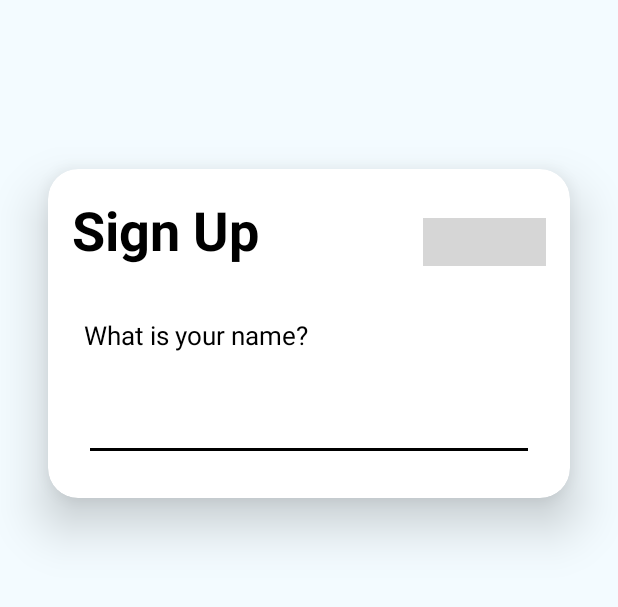
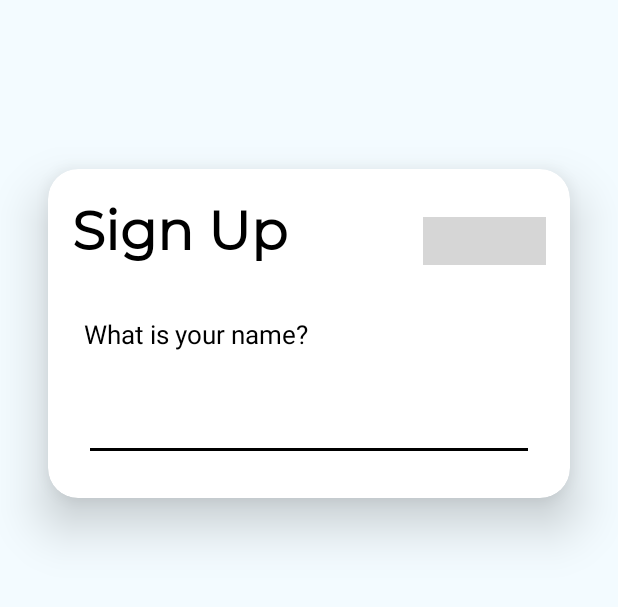
Before and after one commit to AppDevIn/Routine, an Android app: the screen it shows after launch (RegisterActivity), on a phone screen of 412 x 824 dp, the part 354-961 px from its top. Run offline under Robolectric (Android 15) with nearby library versions, the phone set to English and light mode, and no system bars; our stand-ins replace Firebase (no records; nobody signed in at launch, a user with empty details on screens opened directly); grey boxes are pictures that could not be loaded.

Commit message:
Change of font and switch case

```diff
--- a/app/src/main/java/com/mad/p03/np2020/routine/RegisterActivity.java
+++ b/app/src/main/java/com/mad/p03/np2020/routine/RegisterActivity.java
@@ -113,6 +113,9 @@ public class RegisterActivity extends AppCompatActivity {
         }
 
         switch (mProgessCount){
+            case 1:
+                askName();
+                break;
             case 2:
                 askEmail();
                 break;
@@ -125,9 +128,7 @@ public class RegisterActivity extends AppCompatActivity {
             case 5:
                 startRegistration();
                 break;
-            case 1:
             default:
-                askName();
                 break;
         }
     }
@@ -138,14 +139,15 @@ public class RegisterActivity extends AppCompatActivity {
         if(mRegisterMap.get(name) != null){
             mEdInput.setText(mRegisterMap.get(name));
 
-            Log.d(TAG, "Value exists, " + name + ": " + mRegisterMap.get(name));
+            Log.d(TAG, "Existing value, " + name + ": " + mRegisterMap.get(name));
 
             mSubmit.setEnabled(true);
             Log.d(TAG, "Button enabled");
 
 
+
         }else {
-            Log.d(TAG, "No " + name + " value");
+            Log.d(TAG, "No Existing value, " + name + " value");
             mEdInput.setText("");
 
             //Disable button until name has valid string
@@ -192,12 +194,16 @@ public class RegisterActivity extends AppCompatActivity {
     }
 
     /**
-     * make the text invisible
+     * Make the text invisible
      */
     private void toggleError(){
-        Log.d(TAG, "Error text disappear");
-        mTxtErrorMessage.setVisibility(View.INVISIBLE);
+        if(mTxtErrorMessage.getVisibility() == View.VISIBLE){
+            Log.d(TAG, "Error text disappear");
+            mTxtErrorMessage.setVisibility(View.INVISIBLE);
+        }
     }
+
+
 
 
 
@@ -409,7 +415,6 @@ public class RegisterActivity extends AppCompatActivity {
      * Class to process the request to firebase
      * in the background
      */
-
     @SuppressLint("StaticFieldLeak")
     public class RequestFirebase extends AsyncTask<Void, Void, Void>{
 
--- a/app/src/main/res/layout/activity_register.xml
+++ b/app/src/main/res/layout/activity_register.xml
@@ -93,6 +93,8 @@
 
                 android:layout_marginEnd="24dp"
                 android:autofillHints=""
+                android:fontFamily="@font/montserrat_regular"
+                android:textColor="@color/black"
 
                 android:ems="10"
                 android:inputType="textPersonName"
@@ -119,7 +121,7 @@
                 android:layout_width="wrap_content"
                 android:layout_height="wrap_content"
 
-                android:fontFamily="@font/montserrat"
+                android:fontFamily="@font/montserrat_regular"
                 android:text="@string/holder"
                 android:textColor="@color/ErrorColor"
                 android:visibility="invisible"
@@ -138,7 +140,7 @@
                 android:layout_marginStart="16dp"
                 android:layout_marginTop="16dp"
 
-                android:fontFamily="@font/montserrat"
+                android:fontFamily="@font/montserrat_regular"
                 android:text="@string/sign_up"
                 android:textColor="@color/black"
 
```
